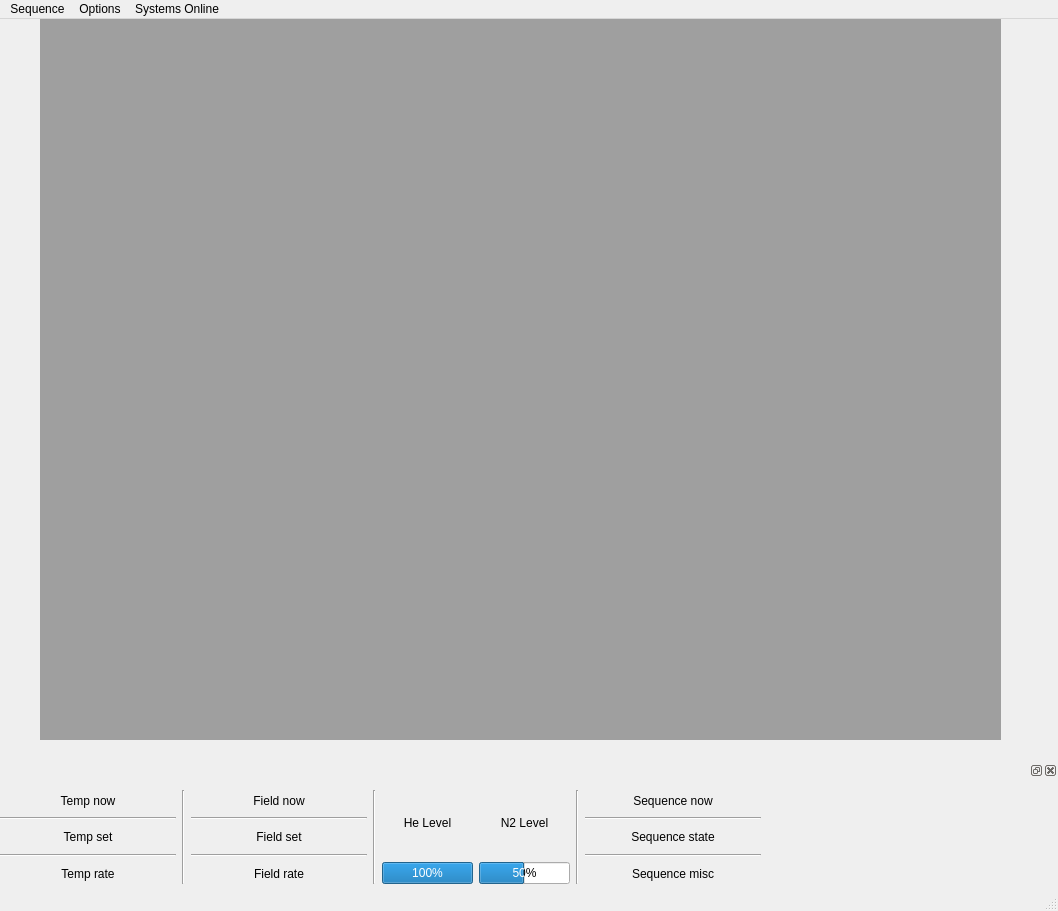
First picture: the form in configurations/Cryostat GUI.ui, repository Cryostat-GUI/Cryostat-GUI, before the edit.
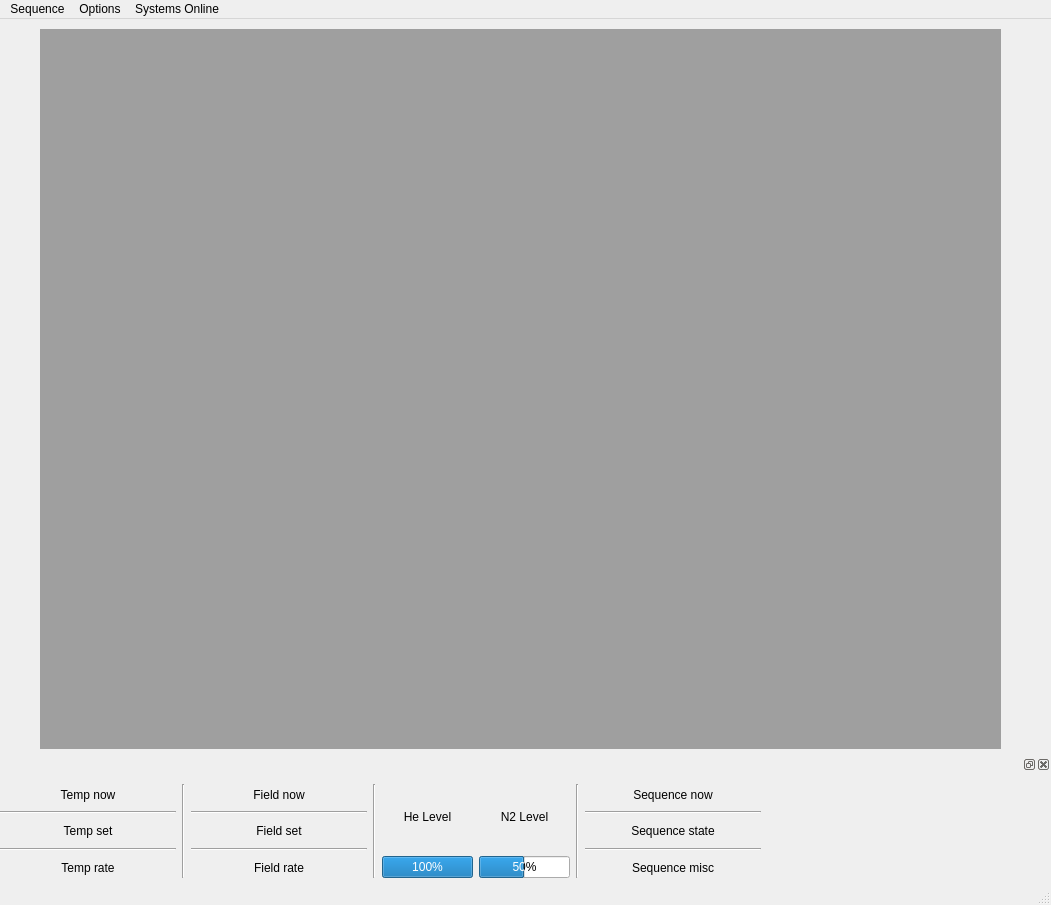
Second picture: the form after the edit.

Diff of the .ui file:
```diff
--- a/configurations/Cryostat GUI.ui
+++ b/configurations/Cryostat GUI.ui
@@ -6,8 +6,8 @@
    <rect>
     <x>0</x>
     <y>0</y>
-    <width>1058</width>
-    <height>911</height>
+    <width>1051</width>
+    <height>905</height>
    </rect>
   </property>
   <property name="windowTitle">
@@ -18,7 +18,7 @@
     <property name="geometry">
      <rect>
       <x>40</x>
-      <y>0</y>
+      <y>10</y>
       <width>961</width>
       <height>721</height>
      </rect>
@@ -44,7 +44,7 @@
     <rect>
      <x>0</x>
      <y>0</y>
-     <width>1058</width>
+     <width>1051</width>
      <height>21</height>
     </rect>
    </property>
```
Left out of the diff: 2 changed lines with no effect on the pictures.
